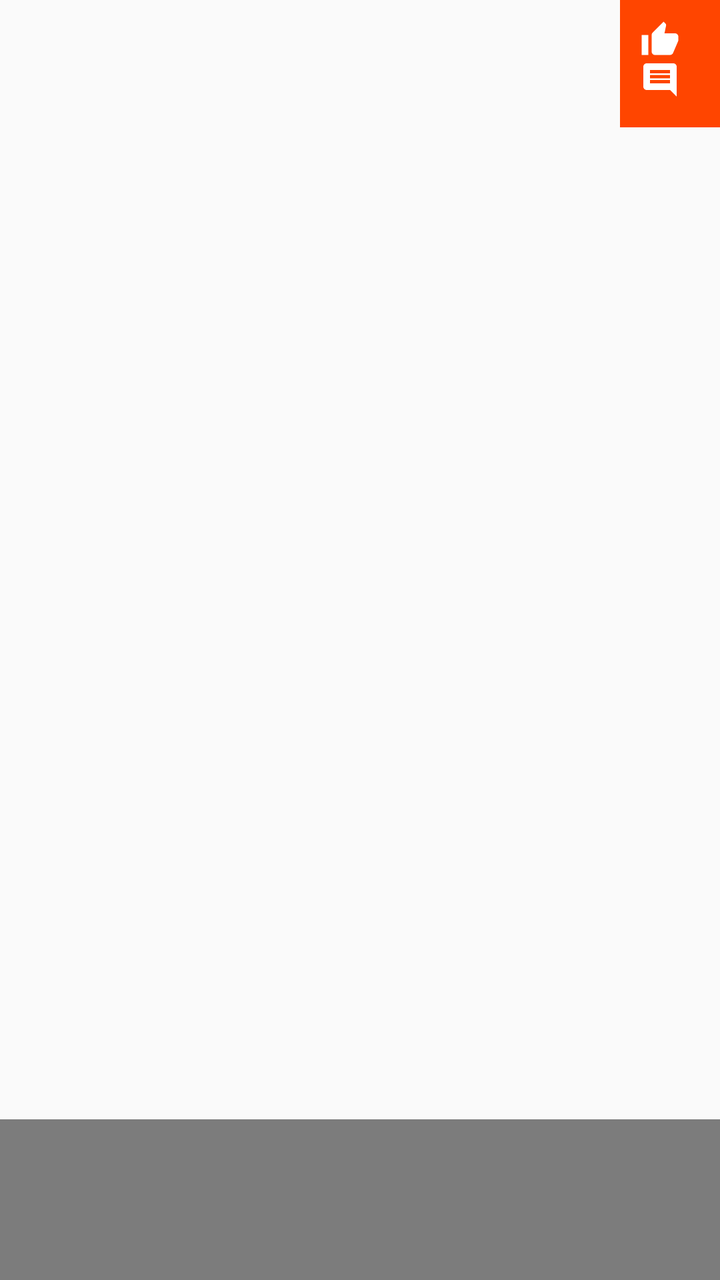
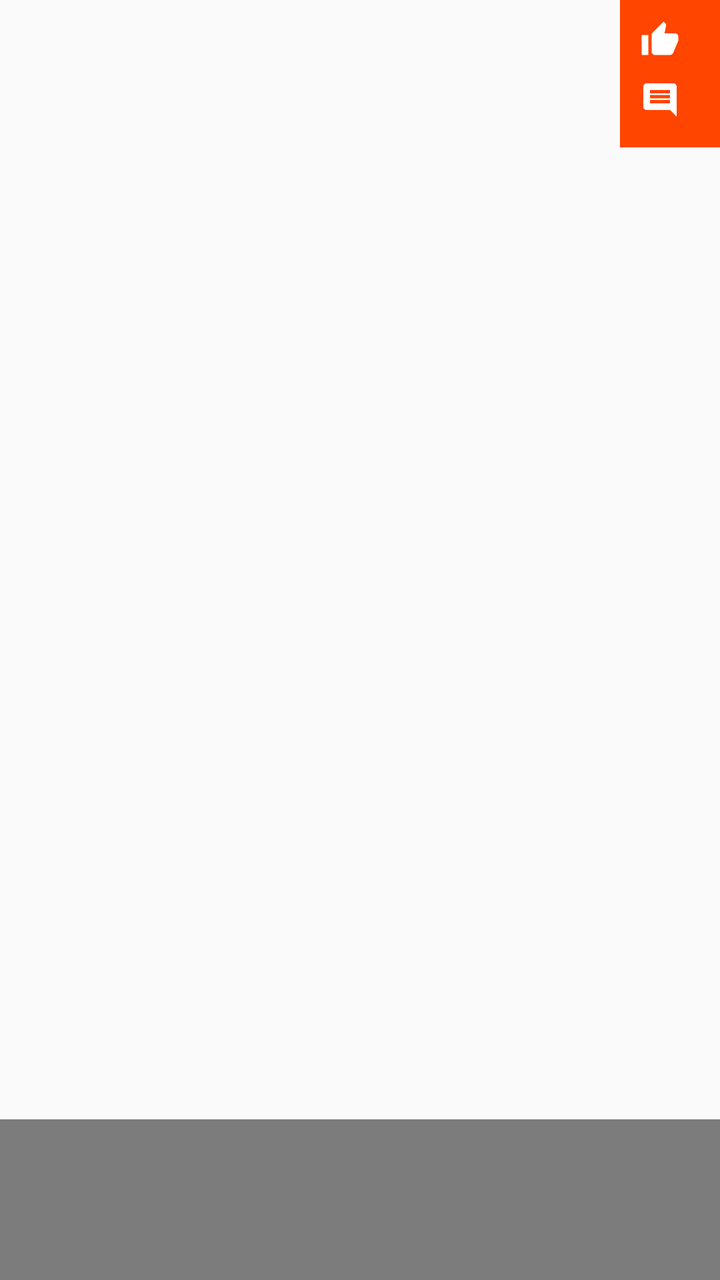

Before-and-after screenshots of an Android layout around one commit, followed by the original layout XML and the change that was made.
<!-- AndroidManifest.xml: application theme AppTheme -->
<!-- res/layout/fragment_detail_photo.xml -->
<?xml version="1.0" encoding="utf-8"?>
<androidx.constraintlayout.widget.ConstraintLayout
    xmlns:android="http://schemas.android.com/apk/res/android"
    xmlns:app="http://schemas.android.com/apk/res-auto"
    android:layout_width="match_parent"
    android:layout_height="match_parent">

    <ImageView
        android:id="@+id/detailPhotoImageView"
        android:scaleType="centerCrop"
        android:layout_width="match_parent"
        android:layout_height="match_parent"/>

    <androidx.constraintlayout.widget.ConstraintLayout
        android:padding="@dimen/photo_detail_description_padding"
        android:background="@color/colorAccent"
        app:layout_constraintTop_toTopOf="parent"
        app:layout_constraintRight_toRightOf="parent"
        android:layout_width="wrap_content"
        android:layout_height="wrap_content">

        <ImageView
            android:id="@+id/detailPhotoLikeImageView"
            app:layout_constraintTop_toTopOf="parent"
            app:layout_constraintLeft_toLeftOf="parent"
            app:layout_constraintRight_toLeftOf="@id/detailPhotoLikeTextView"
            android:src="@drawable/ic_like"
            android:layout_width="@dimen/photo_detail_ratio_icon_size"
            android:layout_height="@dimen/photo_detail_ratio_icon_size"/>

        <TextView
            android:id="@+id/detailPhotoLikeTextView"
            android:paddingLeft="@dimen/photo_detail_description_padding"
            app:layout_constraintTop_toTopOf="@id/detailPhotoLikeImageView"
            app:layout_constraintBottom_toBottomOf="@id/detailPhotoLikeImageView"
            app:layout_constraintRight_toRightOf="parent"
            android:textColor="@color/white"
            android:src="@drawable/ic_like"
            android:textSize="@dimen/photo_detail_ratio_textSize"
            android:layout_width="wrap_content"
            android:layout_height="wrap_content"/>

        <ImageView
            android:id="@+id/detailPhotoCommentsImageView"
            app:layout_constraintTop_toBottomOf="@id/detailPhotoLikeImageView"
            app:layout_constraintLeft_toLeftOf="parent"
            app:layout_constraintRight_toLeftOf="@id/detailPhotoLikeTextView"
            android:src="@drawable/ic_comment"
            android:layout_width="@dimen/photo_detail_comment_icon_size"
            android:layout_height="@dimen/photo_detail_comment_icon_size"/>

        <TextView
            android:id="@+id/detailPhotoCommentsTextView"
            android:paddingLeft="@dimen/photo_detail_description_padding"
            app:layout_constraintTop_toTopOf="@id/detailPhotoCommentsImageView"
            app:layout_constraintBottom_toBottomOf="@id/detailPhotoCommentsImageView"
            app:layout_constraintRight_toRightOf="parent"
            android:textSize="@dimen/photo_detail_comment_textSize"
            android:textColor="@color/white"
            android:layout_width="wrap_content"
            android:layout_height="wrap_content"/>

    </androidx.constraintlayout.widget.ConstraintLayout>

    <TextView
        android:id="@+id/detailPhotoTitleTextView"
        android:background="@color/black_10"
        android:padding="@dimen/photo_detail_title_padding"
        app:layout_constraintBottom_toBottomOf="parent"
        app:layout_constraintLeft_toLeftOf="parent"
        app:layout_constraintRight_toRightOf="parent"
        android:textSize="@dimen/photo_detail_title_textSize"
        android:textStyle="bold"
        android:textColor="@color/white"
        android:layout_width="0dp"
        android:layout_height="wrap_content"/>


</androidx.constraintlayout.widget.ConstraintLayout>
<!-- resources referenced by this layout -->
<resources>
  <color name="black_10">#80000000</color>
  <color name="colorAccent">@color/orange_reddit</color>
  <color name="white">#FFFFFF</color>
  <dimen name="photo_detail_comment_icon_size">20dp</dimen>
  <dimen name="photo_detail_comment_textSize">20dp</dimen>
  <dimen name="photo_detail_description_padding">10dp</dimen>
  <dimen name="photo_detail_ratio_icon_size">20dp</dimen>
  <dimen name="photo_detail_ratio_textSize">20dp</dimen>
  <dimen name="photo_detail_title_padding">20dp</dimen>
  <dimen name="photo_detail_title_textSize">30dp</dimen>
  <!-- drawable ic_comment (drawable) -->
  <vector xmlns:android="http://schemas.android.com/apk/res/android"
      android:width="36dp"
      android:height="36dp"
      android:viewportWidth="24"
      android:viewportHeight="24">
    <path
        android:pathData="M20,2L4,2c-1.1,0 -2,0.9 -2,2v12c0,1.1 0.9,2 2,2h14l4,4L22,4c0,-1.1 -0.9,-2 -2,-2zM18,14L6,14v-2h12v2zM18,11L6,11L6,9h12v2zM18,8L6,8L6,6h12v2z"
        android:fillColor="#FFFFFF"/>
  </vector>
  <!-- drawable ic_like (drawable) -->
  <vector xmlns:android="http://schemas.android.com/apk/res/android"
      android:width="36dp"
      android:height="36dp"
      android:viewportWidth="24"
      android:viewportHeight="24">
    <path
        android:pathData="M1,21h4L5,9L1,9v12zM23,10c0,-1.1 -0.9,-2 -2,-2h-6.31l0.95,-4.57 0.03,-0.32c0,-0.41 -0.17,-0.79 -0.44,-1.06L14.17,1 7.59,7.59C7.22,7.95 7,8.45 7,9v10c0,1.1 0.9,2 2,2h9c0.83,0 1.54,-0.5 1.84,-1.22l3.02,-7.05c0.09,-0.23 0.14,-0.47 0.14,-0.73v-2z"
        android:fillColor="#FFFFFF"/>
  </vector>
  <style name="AppTheme" parent="Theme.AppCompat.Light.NoActionBar">
          <item name="fontFamily">sans-serif</item>
      </style>
  <color name="orange_reddit">#FF4500</color>
</resources>

<!-- the commit's change to res/layout/fragment_detail_photo.xml (unified diff, before → after) -->
@@ -42,6 +42,7 @@
 
         <ImageView
             android:id="@+id/detailPhotoCommentsImageView"
+            android:layout_marginTop="@dimen/photo_detail_description_padding"
             app:layout_constraintTop_toBottomOf="@id/detailPhotoLikeImageView"
             app:layout_constraintLeft_toLeftOf="parent"
             app:layout_constraintRight_toLeftOf="@id/detailPhotoLikeTextView"
